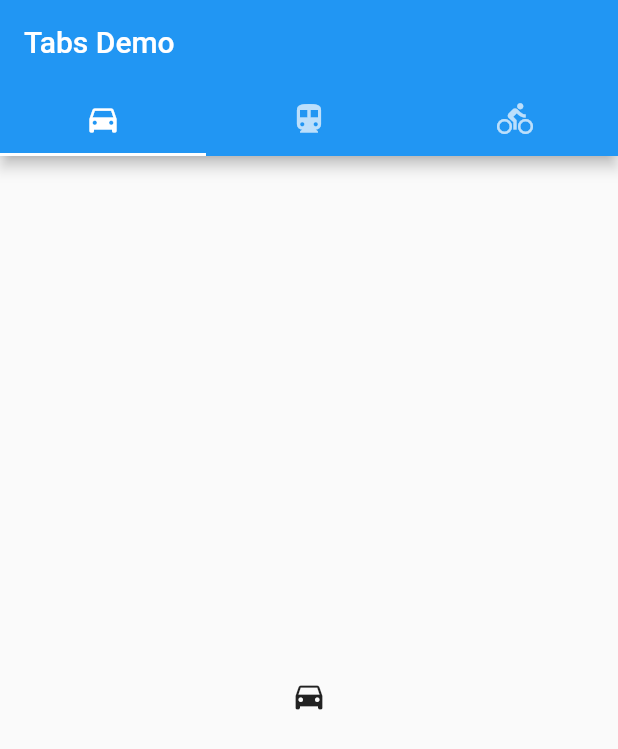
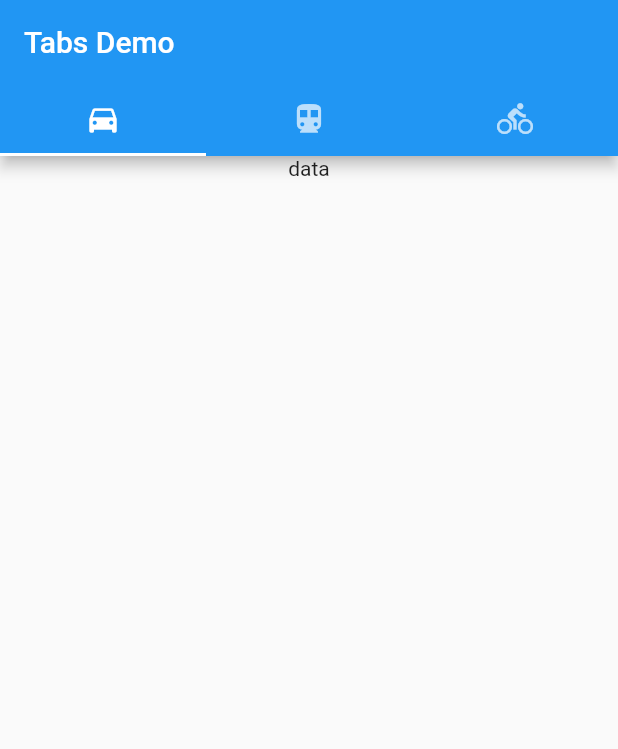
Before and after one commit to lmtvt/wattsmycons, a Flutter app: the screen it shows after launch, on a phone screen of 412 x 824 dp. Shown: the top 749 px of the screen. Run offline on Flutter 3.47's test engine with Material 2 defaults, Android fonts, the phone set to English and light mode, and no system bars.

Commit message:
Create tab1

```diff
--- a/lib/tab1.dart
+++ b/lib/tab1.dart
@@ -1,4 +1,12 @@
 import 'package:flutter/material.dart';
 
-class tab1 {
+class Tab1 extends StatelessWidget {
+  @override
+  Widget build(BuildContext context) {
+    return Column(
+      children: <Widget>[
+        Text('data')
+      ],
+    );
+  }
 }
--- a/lib/tabbar.dart
+++ b/lib/tabbar.dart
@@ -2,6 +2,7 @@ import 'package:flutter/material.dart';
 import 'tab1.dart';
 
 class TabBarDemo extends StatelessWidget {
+  Tab1 tab1 = Tab1();
   @override
   Widget build(BuildContext context) {
     return MaterialApp(
@@ -20,7 +21,7 @@ class TabBarDemo extends StatelessWidget {
           ),
           body: TabBarView(
             children: [
-              Icon(Icons.directions_car),
+              Tab1(),
               Icon(Icons.directions_transit),
               Icon(Icons.directions_bike),
             ],
```
Also changed, not shown: 3 other files.
